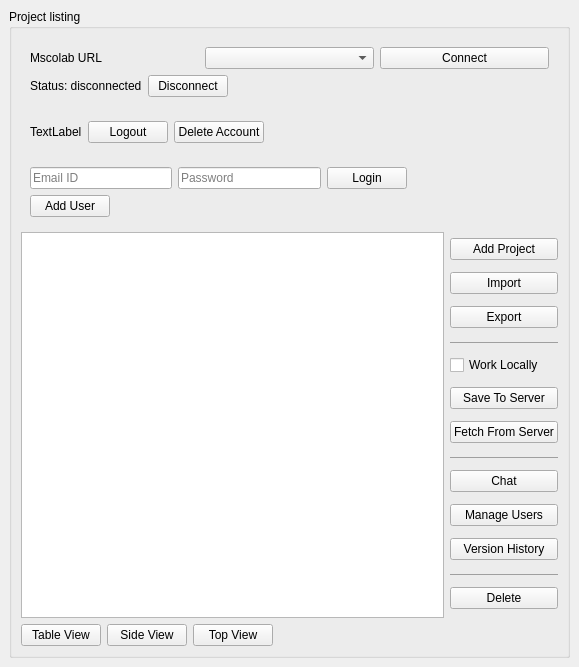
Old version of the form mslib/msui/ui/ui_mscolab_window.ui in the repository Open-MSS/MSS.
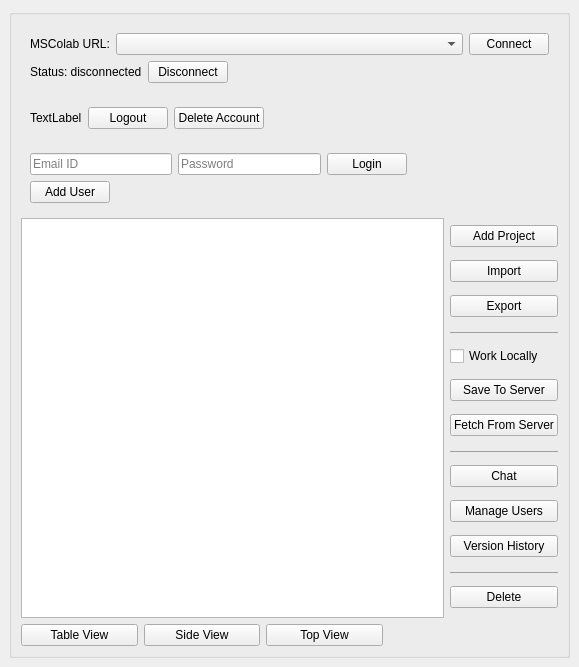
New version of the form.

Commit message: added recent user email prefil in mscolab

Diff of the .ui file:
```diff
--- a/mslib/msui/ui/ui_mscolab_window.ui
+++ b/mslib/msui/ui/ui_mscolab_window.ui
@@ -39,7 +39,7 @@
        <string notr="true">margin-top</string>
       </property>
       <property name="title">
-       <string>Project listing</string>
+       <string/>
       </property>
       <property name="flat">
        <bool>true</bool>
@@ -49,11 +49,11 @@
         <widget class="QWidget" name="urlWidget" native="true">
          <layout class="QVBoxLayout" name="verticalLayout_9">
           <item>
-           <layout class="QHBoxLayout" name="horizontalLayout_5">
+           <layout class="QHBoxLayout" name="horizontalLayout_5" stretch="0,1,0">
             <item>
              <widget class="QLabel" name="label_2">
               <property name="text">
-               <string>Mscolab URL</string>
+               <string>MSColab URL:</string>
               </property>
              </widget>
             </item>
@@ -415,7 +415,7 @@
         </layout>
        </item>
        <item>
-        <layout class="QHBoxLayout" name="horizontalLayout">
+        <layout class="QHBoxLayout" name="horizontalLayout" stretch="2,2,2,3">
          <item>
           <widget class="QPushButton" name="tableview">
            <property name="sizePolicy">
```
Left out of the diff: 2 changed lines with no effect on the pictures. The commit also changes 3 other files.
